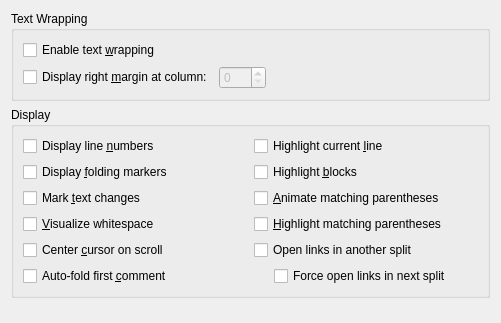
The window that src/plugins/texteditor/displaysettingspage.ui (qt-creator/qt-creator) describes before a commit, drawn with Qt 5.
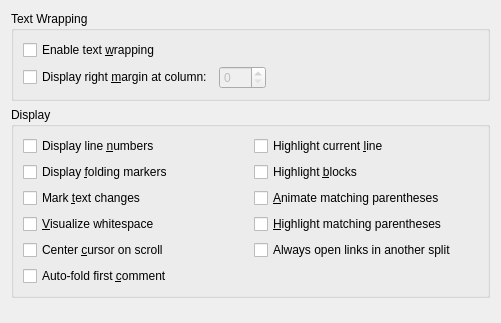
The same window after the commit.

Commit message:
Editor: Refactor Open Link in Next Split.
Cleanup code and added shortcuts and menu entries for
- open header/source in next split
- follow symbol under cursor in next split
- open declaration/definition in next split

Patch:
```diff
--- a/src/plugins/texteditor/displaysettingspage.ui
+++ b/src/plugins/texteditor/displaysettingspage.ui
@@ -156,37 +156,10 @@
       <item row="5" column="1">
        <widget class="QCheckBox" name="openLinksInNextSplit">
         <property name="text">
-         <string>Open links in another split</string>
+         <string>Always open links in another split</string>
         </property>
        </widget>
       </item>
-      <item row="6" column="1">
-       <layout class="QHBoxLayout" name="horizontalLayout_2">
-        <item>
-         <spacer name="horizontalSpacer_2">
-          <property name="orientation">
-           <enum>Qt::Horizontal</enum>
-          </property>
-          <property name="sizeType">
-           <enum>QSizePolicy::Fixed</enum>
-          </property>
-          <property name="sizeHint" stdset="0">
-           <size>
-            <width>20</width>
-            <height>20</height>
-           </size>
-          </property>
-         </spacer>
-        </item>
-        <item>
-         <widget class="QCheckBox" name="forceOpenLinksInNextSplit">
-          <property name="text">
-           <string>Force open links in next split</string>
-          </property>
-         </widget>
-        </item>
-       </layout>
-      </item>
      </layout>
     </widget>
    </item>
```
The commit also changes 19 other files.
